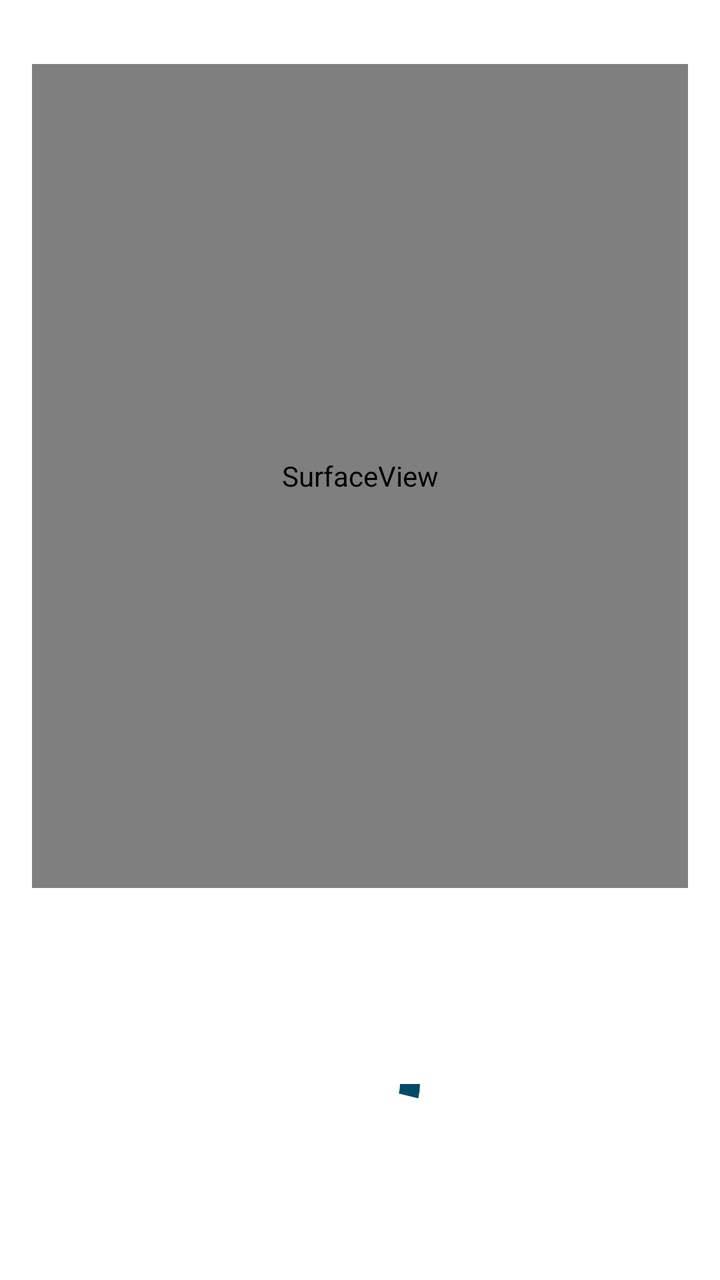
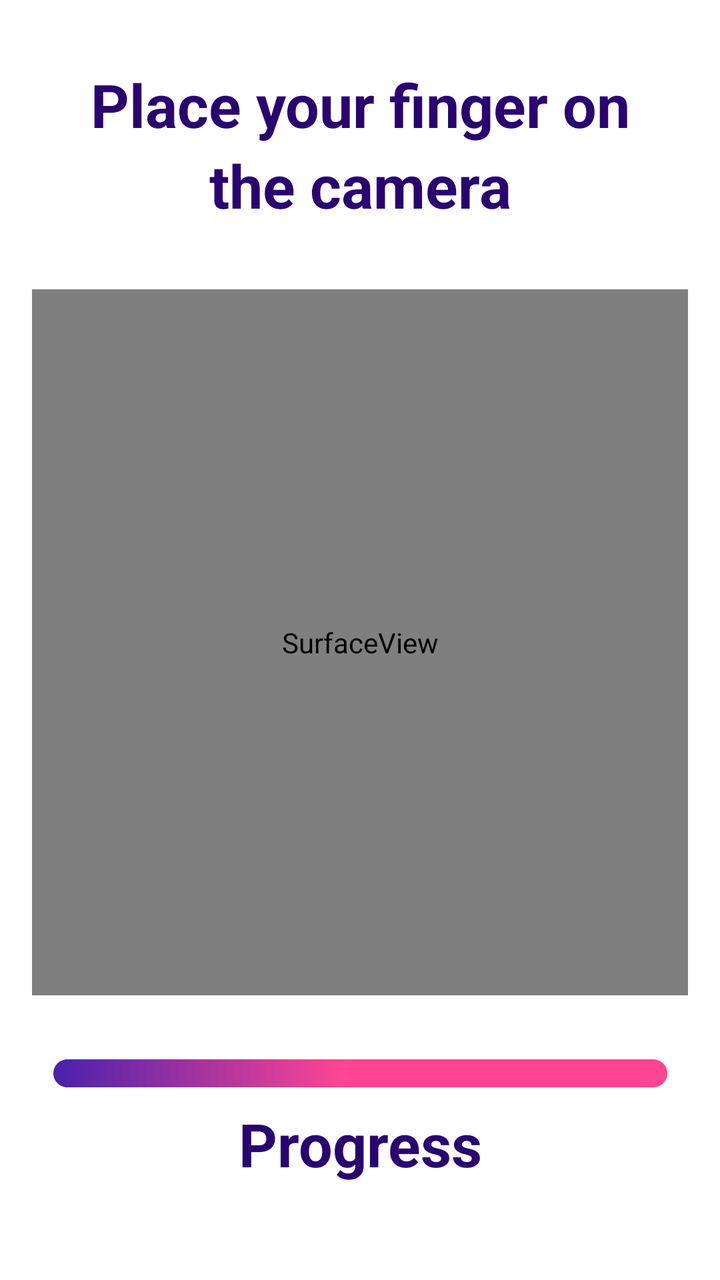

Compare the two renders of this Android layout. The source of the first and the diff that turns it into the second are given below.
<!-- AndroidManifest.xml: application theme Theme.SIH -->
<!-- res/layout/activity_main.xml -->
<?xml version="1.0" encoding="utf-8"?>
<androidx.constraintlayout.widget.ConstraintLayout xmlns:android="http://schemas.android.com/apk/res/android"
    xmlns:app="http://schemas.android.com/apk/res-auto"
    xmlns:tools="http://schemas.android.com/tools"
    android:layout_width="match_parent"
    android:layout_height="match_parent"
    tools:context=".MainActivity">

    <SurfaceView
        android:id="@+id/preview"
        android:layout_width="fill_parent"
        android:layout_height="0dp"
        android:layout_marginStart="16dp"
        android:layout_marginTop="32dp"
        android:layout_marginEnd="16dp"
        android:layout_marginBottom="48dp"
        android:layout_weight="1"
        app:layout_constraintBottom_toTopOf="@+id/HRPB"
        app:layout_constraintEnd_toEndOf="parent"
        app:layout_constraintStart_toStartOf="parent"
        app:layout_constraintTop_toTopOf="parent"></SurfaceView>

    <ProgressBar
        android:id="@+id/HRPB"
        style="?android:attr/progressBarStyleHorizontal"
        android:layout_width="100dp"
        android:layout_height="100dp"
        android:layout_marginStart="16dp"
        android:layout_marginEnd="16dp"
        android:layout_marginBottom="48dp"
        android:indeterminate="false"
        android:max="26"
        android:progress="1"
        android:progressDrawable="@drawable/circular_progressbar"
        app:layout_constraintBottom_toBottomOf="parent"
        app:layout_constraintEnd_toEndOf="parent"
        app:layout_constraintStart_toStartOf="parent" />

</androidx.constraintlayout.widget.ConstraintLayout>
<!-- resources referenced by this layout -->
<resources>
  <!-- drawable circular_progressbar (drawable) -->
  <?xml version="1.0" encoding="utf-8"?>
  <shape
      xmlns:android="http://schemas.android.com/apk/res/android"
      android:innerRadiusRatio="5"
      android:shape="ring"
      android:thickness="10dp"
      android:useLevel="true">
      <solid android:color="#034a66" />
  
  </shape>
  <style name="Theme.SIH" parent="Theme.MaterialComponents.DayNight.DarkActionBar">
          
          <item name="colorPrimary">@color/purple_500</item>
          <item name="colorPrimaryVariant">@color/purple_700</item>
          <item name="colorOnPrimary">@color/white</item>
          
          <item name="colorSecondary">@color/teal_200</item>
          <item name="colorSecondaryVariant">@color/teal_700</item>
          <item name="colorOnSecondary">@color/black</item>
          
          <item name="android:statusBarColor" tools:targetApi="l">?attr/colorPrimaryVariant</item>
          
      </style>
  <color name="purple_500">#FF6200EE</color>
  <color name="purple_700">#FF3700B3</color>
  <color name="white">#FFFFFFFF</color>
  <color name="teal_200">#FF03DAC5</color>
  <color name="teal_700">#FF018786</color>
  <color name="black">#FF000000</color>
</resources>

<!-- the commit's change to res/layout/activity_main.xml (unified diff, before → after) -->
@@ -1,38 +1,74 @@
 <?xml version="1.0" encoding="utf-8"?>
 <androidx.constraintlayout.widget.ConstraintLayout xmlns:android="http://schemas.android.com/apk/res/android"
-    xmlns:app="http://schemas.android.com/apk/res-auto"
-    xmlns:tools="http://schemas.android.com/tools"
-    android:layout_width="match_parent"
-    android:layout_height="match_parent"
-    tools:context=".MainActivity">
+xmlns:app="http://schemas.android.com/apk/res-auto"
+xmlns:tools="http://schemas.android.com/tools"
+android:layout_width="match_parent"
+android:layout_height="match_parent"
+tools:context=".MainActivity">
+
+    <TextView
+        android:id="@+id/textView"
+        android:layout_width="wrap_content"
+        android:layout_height="wrap_content"
+        android:layout_marginTop="32dp"
+        android:gravity="center"
+        android:text="Place your finger on"
+        android:textColor="#2A0371"
+        android:textSize="30dp"
+        android:textStyle="bold"
+        app:layout_constraintEnd_toEndOf="parent"
+        app:layout_constraintStart_toStartOf="parent"
+        app:layout_constraintTop_toTopOf="parent" />
+
+    <TextView
+        android:id="@+id/textView2"
+        android:layout_width="wrap_content"
+        android:layout_height="wrap_content"
+        android:gravity="center"
+        android:textColor="#2A0371"
+        android:text="the camera"
+        android:textSize="30dp"
+        android:textStyle="bold"
+        app:layout_constraintEnd_toEndOf="parent"
+        app:layout_constraintStart_toStartOf="parent"
+        app:layout_constraintTop_toBottomOf="@+id/textView" />
 
     <SurfaceView
         android:id="@+id/preview"
-        android:layout_width="fill_parent"
+        android:layout_width="0dp"
         android:layout_height="0dp"
         android:layout_marginStart="16dp"
         android:layout_marginTop="32dp"
         android:layout_marginEnd="16dp"
-        android:layout_marginBottom="48dp"
+        android:layout_marginBottom="32dp"
         android:layout_weight="1"
         app:layout_constraintBottom_toTopOf="@+id/HRPB"
         app:layout_constraintEnd_toEndOf="parent"
         app:layout_constraintStart_toStartOf="parent"
-        app:layout_constraintTop_toTopOf="parent"></SurfaceView>
+        app:layout_constraintTop_toBottomOf="@+id/textView2"></SurfaceView>
+
+    <TextView
+        android:id="@+id/textView6"
+        android:layout_width="wrap_content"
+        android:layout_height="wrap_content"
+        android:layout_marginBottom="48dp"
+        android:gravity="center"
+        android:text="Progress"
+        android:textColor="#2A0371"
+        android:textSize="30dp"
+        android:textStyle="bold"
+        app:layout_constraintBottom_toBottomOf="parent"
+        app:layout_constraintEnd_toEndOf="parent"
+        app:layout_constraintStart_toStartOf="parent" />
 
     <ProgressBar
         android:id="@+id/HRPB"
         style="?android:attr/progressBarStyleHorizontal"
-        android:layout_width="100dp"
-        android:layout_height="100dp"
-        android:layout_marginStart="16dp"
-        android:layout_marginEnd="16dp"
-        android:layout_marginBottom="48dp"
-        android:indeterminate="false"
-        android:max="26"
-        android:progress="1"
-        android:progressDrawable="@drawable/circular_progressbar"
-        app:layout_constraintBottom_toBottomOf="parent"
+        android:layout_width="307dp"
+        android:layout_height="14dp"
+        android:layout_marginBottom="8dp"
+        android:progressDrawable="@drawable/rectangle_1"
+        app:layout_constraintBottom_toTopOf="@+id/textView6"
         app:layout_constraintEnd_toEndOf="parent"
         app:layout_constraintStart_toStartOf="parent" />
 
<!-- resource entries referenced after the edit -->
@@ -1,16 +1,6 @@
 <!-- resources referenced by this layout -->
 <resources>
-  <!-- drawable circular_progressbar (drawable) -->
-  <?xml version="1.0" encoding="utf-8"?>
-  <shape
-      xmlns:android="http://schemas.android.com/apk/res/android"
-      android:innerRadiusRatio="5"
-      android:shape="ring"
-      android:thickness="10dp"
-      android:useLevel="true">
-      <solid android:color="#034a66" />
-  
-  </shape>
+  <!-- drawable rectangle_1: vector/xml drawable (drawable, 2578 chars, omitted) -->
   <style name="Theme.SIH" parent="Theme.MaterialComponents.DayNight.DarkActionBar">
           
           <item name="colorPrimary">@color/purple_500</item>
